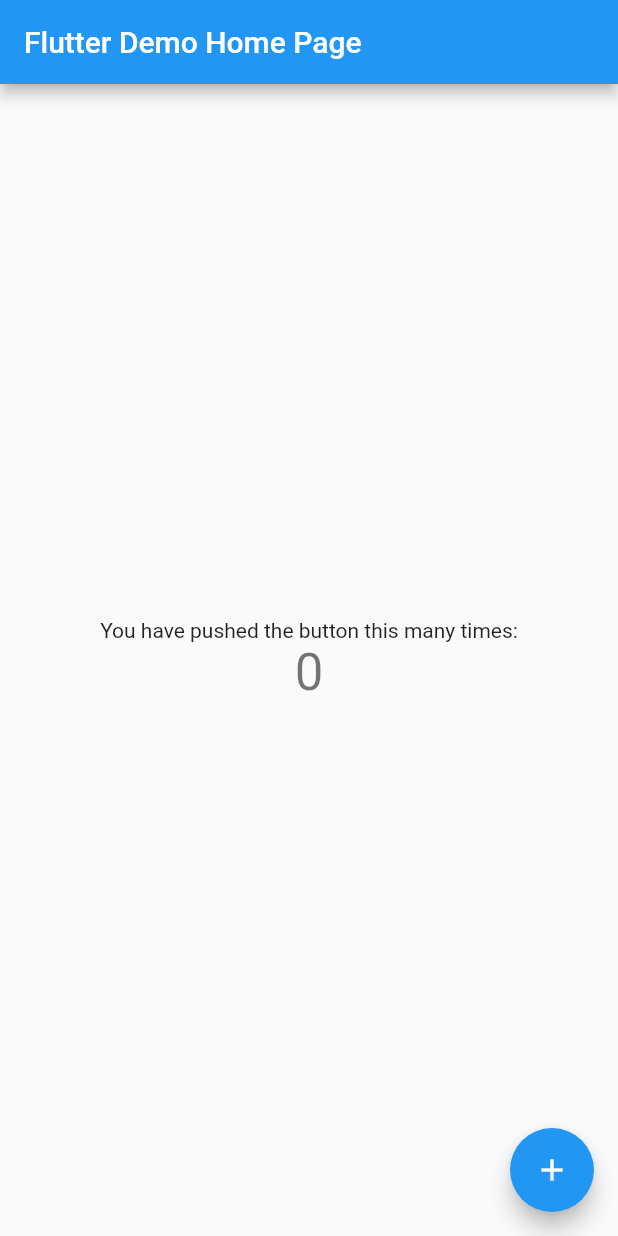
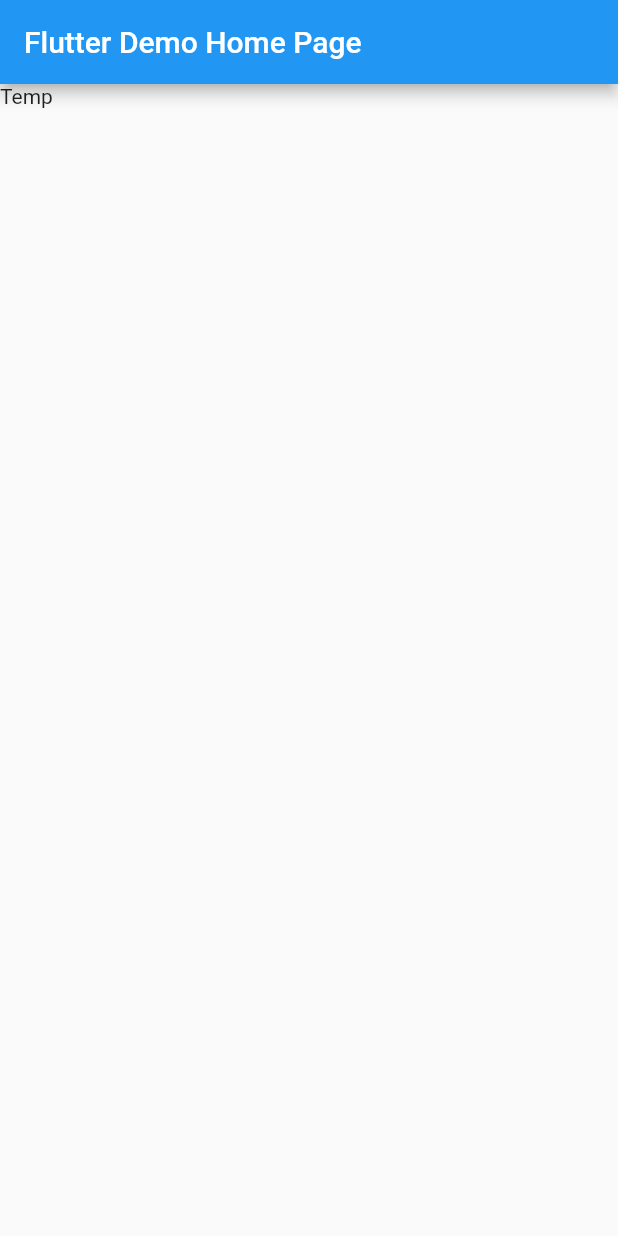
Before and after one commit to ScottFarestrand/firestore_authentication, a Flutter app: the screen it shows after launch, on a phone screen of 412 x 824 dp. Run offline on Flutter 3.47's test engine with Material 2 defaults, Android fonts, the phone set to English and light mode, and no system bars.

Commit message:
REady to Replace body with Login Widget

```diff
--- a/lib/main.dart
+++ b/lib/main.dart
@@ -1,4 +1,5 @@
 import 'package:flutter/material.dart';
+import 'widgets/login.dart';
 
 void main() {
   runApp(const MyApp());
@@ -13,15 +14,6 @@ class MyApp extends StatelessWidget {
     return MaterialApp(
       title: 'Flutter Demo',
       theme: ThemeData(
-        // This is the theme of your application.
-        //
-        // Try running your application with "flutter run". You'll see the
-        // application has a blue toolbar. Then, without quitting the app, try
-        // changing the primarySwatch below to Colors.green and then invoke
-        // "hot reload" (press "r" in the console where you ran "flutter run",
-        // or simply save your changes to "hot reload" in a Flutter IDE).
-        // Notice that the counter didn't reset back to zero; the application
-        // is not restarted.
         primarySwatch: Colors.blue,
       ),
       home: const MyHomePage(title: 'Flutter Demo Home Page'),
@@ -32,14 +24,6 @@ class MyApp extends StatelessWidget {
 class MyHomePage extends StatefulWidget {
   const MyHomePage({Key? key, required this.title}) : super(key: key);
 
-  // This widget is the home page of your application. It is stateful, meaning
-  // that it has a State object (defined below) that contains fields that affect
-  // how it looks.
-
-  // This class is the configuration for the state. It holds the values (in this
-  // case the title) provided by the parent (in this case the App widget) and
-  // used by the build method of the State. Fields in a Widget subclass are
-  // always marked "final".
 
   final String title;
 
@@ -48,68 +32,16 @@ class MyHomePage extends StatefulWidget {
 }
 
 class _MyHomePageState extends State<MyHomePage> {
-  int _counter = 0;
 
-  void _incrementCounter() {
-    setState(() {
-      // This call to setState tells the Flutter framework that something has
-      // changed in this State, which causes it to rerun the build method below
-      // so that the display can reflect the updated values. If we changed
-      // _counter without calling setState(), then the build method would not be
-      // called again, and so nothing would appear to happen.
-      _counter++;
-    });
-  }
 
   @override
   Widget build(BuildContext context) {
-    // This method is rerun every time setState is called, for instance as done
-    // by the _incrementCounter method above.
-    //
-    // The Flutter framework has been optimized to make rerunning build methods
-    // fast, so that you can just rebuild anything that needs updating rather
-    // than having to individually change instances of widgets.
+
     return Scaffold(
       appBar: AppBar(
-        // Here we take the value from the MyHomePage object that was created by
-        // the App.build method, and use it to set our appbar title.
-        title: Text(widget.title),
+            title: Text(widget.title),
       ),
-      body: Center(
-        // Center is a layout widget. It takes a single child and positions it
-        // in the middle of the parent.
-        child: Column(
-          // Column is also a layout widget. It takes a list of children and
-          // arranges them vertically. By default, it sizes itself to fit its
-          // children horizontally, and tries to be as tall as its parent.
-          //
-          // Invoke "debug painting" (press "p" in the console, choose the
-          // "Toggle Debug Paint" action from the Flutter Inspector in Android
-          // Studio, or the "Toggle Debug Paint" command in Visual Studio Code)
-          // to see the wireframe for each widget.
-          //
-          // Column has various properties to control how it sizes itself and
-          // how it positions its children. Here we use mainAxisAlignment to
-          // center the children vertically; the main axis here is the vertical
-          // axis because Columns are vertical (the cross axis would be
-          // horizontal).
-          mainAxisAlignment: MainAxisAlignment.center,
-          children: <Widget>[
-            const Text(
-              'You have pushed the button this many times:',
-            ),
-            Text(
-              '$_counter',
-              style: Theme.of(context).textTheme.headline4,
-            ),
-          ],
-        ),
-      ),
-      floatingActionButton: FloatingActionButton(
-        onPressed: _incrementCounter,
-        tooltip: 'Increment',
-        child: const Icon(Icons.add),
-      ), // This trailing comma makes auto-formatting nicer for build methods.
+      body: Text("Temp"),
     );
   }
 }
```
